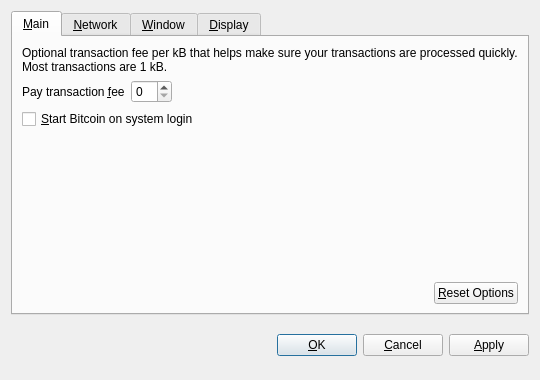
Before: the Qt Designer form src/qt/forms/optionsdialog.ui in ajtowns/bitcoin-deb, drawn with Qt 5.
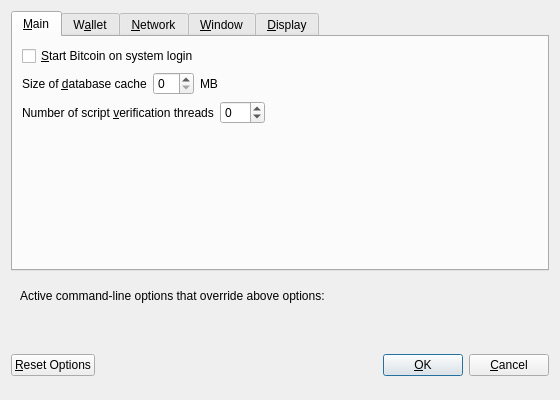
After: the same form once the commit is applied. Custom widgets are drawn as their Qt base class.

```diff
--- a/src/qt/forms/optionsdialog.ui
+++ b/src/qt/forms/optionsdialog.ui
@@ -6,8 +6,8 @@
    <rect>
     <x>0</x>
     <y>0</y>
-    <width>540</width>
-    <height>380</height>
+    <width>560</width>
+    <height>400</height>
    </rect>
   </property>
   <property name="windowTitle">
@@ -19,9 +19,6 @@
   <layout class="QVBoxLayout" name="verticalLayout">
    <item>
     <widget class="QTabWidget" name="tabWidget">
-     <property name="tabPosition">
-      <enum>QTabWidget::North</enum>
-     </property>
      <property name="currentIndex">
       <number>0</number>
      </property>
@@ -31,6 +28,122 @@
       </attribute>
       <layout class="QVBoxLayout" name="verticalLayout_Main">
        <item>
+        <widget class="QCheckBox" name="bitcoinAtStartup">
+         <property name="toolTip">
+          <string>Automatically start Bitcoin after logging in to the system.</string>
+         </property>
+         <property name="text">
+          <string>&amp;Start Bitcoin on system login</string>
+         </property>
+        </widget>
+       </item>
+       <item>
+        <layout class="QHBoxLayout" name="horizontalLayout_2_Main">
+         <item>
+          <widget class="QLabel" name="databaseCacheLabel">
+           <property name="text">
+            <string>Size of &amp;database cache</string>
+           </property>
+           <property name="textFormat">
+            <enum>Qt::PlainText</enum>
+           </property>
+           <property name="buddy">
+            <cstring>databaseCache</cstring>
+           </property>
+          </widget>
+         </item>
+         <item>
+          <widget class="QSpinBox" name="databaseCache"/>
+         </item>
+         <item>
+          <widget class="QLabel" name="databaseCacheUnitLabel">
+           <property name="text">
+            <string>MB</string>
+           </property>
+           <property name="textFormat">
+            <enum>Qt::PlainText</enum>
+           </property>
+          </widget>
+         </item>
+         <item>
+          <spacer name="horizontalSpacer_2_Main">
+           <property name="orientation">
+            <enum>Qt::Horizontal</enum>
+           </property>
+           <property name="sizeHint" stdset="0">
+            <size>
+             <width>40</width>
+             <height>20</height>
+            </size>
+           </property>
+          </spacer>
+         </item>
+        </layout>
+       </item>
+       <item>
+        <layout class="QHBoxLayout" name="horizontalLayout_3_Main">
+         <item>
+          <widget class="QLabel" name="threadsScriptVerifLabel">
+           <property name="text">
+            <string>Number of script &amp;verification threads</string>
+           </property>
+           <property name="textFormat">
+            <enum>Qt::PlainText</enum>
+           </property>
+           <property name="buddy">
+            <cstring>threadsScriptVerif</cstring>
+           </property>
+          </widget>
+         </item>
+         <item>
+          <widget class="QSpinBox" name="threadsScriptVerif">
+           <property name="toolTip">
+            <string>Set the number of script verification threads (up to 16, 0 = auto, &lt;0 = leave that many cores free, default: 0)</string>
+           </property>
+           <property name="minimum">
+            <number>-16</number>
+           </property>
+           <property name="maximum">
+            <number>16</number>
+           </property>
+          </widget>
+         </item>
+         <item>
+          <spacer name="horizontalSpacer_3_Main">
+           <property name="orientation">
+            <enum>Qt::Horizontal</enum>
+           </property>
+           <property name="sizeHint" stdset="0">
+            <size>
+             <width>40</width>
+             <height>20</height>
+            </size>
+           </property>
+          </spacer>
+         </item>
+        </layout>
+       </item>
+       <item>
+        <spacer name="verticalSpacer_Main">
+         <property name="orientation">
+          <enum>Qt::Vertical</enum>
+         </property>
+         <property name="sizeHint" stdset="0">
+          <size>
+           <width>20</width>
+           <height>40</height>
+          </size>
+         </property>
+        </spacer>
+       </item>
+      </layout>
+     </widget>
+     <widget class="QWidget" name="tabWallet">
+      <attribute name="title">
+       <string>W&amp;allet</string>
+      </attribute>
+      <layout class="QVBoxLayout" name="verticalLayout_Wallet">
+       <item>
         <widget class="QLabel" name="transactionFeeInfoLabel">
          <property name="text">
           <string>Optional transaction fee per kB that helps make sure your transactions are processed quickly. Most transactions are 1 kB.</string>
@@ -44,7 +157,7 @@
         </widget>
        </item>
        <item>
-        <layout class="QHBoxLayout" name="horizontalLayout_1_Main">
+        <layout class="QHBoxLayout" name="horizontalLayout_1_Wallet">
          <item>
           <widget class="QLabel" name="transactionFeeLabel">
            <property name="text">
@@ -77,17 +190,17 @@
         </layout>
        </item>
        <item>
-        <widget class="QCheckBox" name="bitcoinAtStartup">
-         <property name="toolTip">
-          <string>Automatically start Bitcoin after logging in to the system.</string>
+        <widget class="QLabel" name="spendZeroConfChangeInfoLabel">
+         <property name="text">
+          <string>If you disable the spending of unconfirmed change, the change from a transaction cannot be used until that transaction has at least one confirmation. This also affects how your balance is computed.</string>
          </property>
          <property name="text">
-          <string>&amp;Start Bitcoin on system login</string>
+          <string>&amp;Spend unconfirmed change (experts only)</string>
          </property>
         </widget>
        </item>
        <item>
-        <spacer name="verticalSpacer_Main">
+        <spacer name="verticalSpacer_Wallet">
          <property name="orientation">
           <enum>Qt::Vertical</enum>
          </property>
@@ -99,36 +212,6 @@
          </property>
         </spacer>
        </item>
-       <item>
-        <layout class="QHBoxLayout" name="horizontalLayout_2_Main">
-         <item>
-          <spacer name="horizontalSpacer_2_Main">
-           <property name="orientation">
-            <enum>Qt::Horizontal</enum>
-           </property>
-           <property name="sizeHint" stdset="0">
-            <size>
-             <width>40</width>
-             <height>20</height>
-            </size>
-           </property>
-          </spacer>
-         </item>
-         <item>
-          <widget class="QPushButton" name="resetButton">
-           <property name="toolTip">
-            <string>Reset all client options to default.</string>
-           </property>
-           <property name="text">
-            <string>&amp;Reset Options</string>
-           </property>
-           <property name="autoDefault">
-            <bool>false</bool>
-           </property>
-          </widget>
-         </item>
-        </layout>
-       </item>
       </layout>
      </widget>
      <widget class="QWidget" name="tabNetwork">
@@ -380,8 +463,67 @@
      </widget>
     </widget>
    </item>
+   <item>
+    <widget class="QFrame" name="frame">
+     <layout class="QVBoxLayout" name="verticalLayout_Bottom">
+      <item>
+       <layout class="QHBoxLayout" name="horizontalLayout_Bottom">
+        <item>
+         <widget class="QLabel" name="overriddenByCommandLineInfoLabel">
+          <property name="text">
+           <string>Active command-line options that override above options:</string>
+          </property>
+          <property name="textFormat">
+           <enum>Qt::PlainText</enum>
+          </property>
+         </widget>
+        </item>
+        <item>
+         <spacer name="horizontalSpacer_Bottom">
+          <property name="orientation">
+           <enum>Qt::Horizontal</enum>
+          </property>
+          <property name="sizeHint" stdset="0">
+           <size>
+            <width>40</width>
+            <height>20</height>
+           </size>
+          </property>
+         </spacer>
+        </item>
+       </layout>
+      </item>
+      <item>
+       <widget class="QLabel" name="overriddenByCommandLineLabel">
+        <property name="text">
+         <string/>
+        </property>
+        <property name="textFormat">
+         <enum>Qt::PlainText</enum>
+        </property>
+        <property name="wordWrap">
+         <bool>true</bool>
+        </property>
+       </widget>
+      </item>
+     </layout>
+    </widget>
+   </item>
    <item>
     <layout class="QHBoxLayout" name="horizontalLayout_Buttons">
+     <item>
+      <widget class="QPushButton" name="resetButton">
+       <property name="toolTip">
+        <string>Reset all client options to default.</string>
+       </property>
+       <property name="text">
+        <string>&amp;Reset Options</string>
+       </property>
+       <property name="autoDefault">
+        <bool>false</bool>
+       </property>
+      </widget>
+     </item>
      <item>
       <spacer name="horizontalSpacer_1">
        <property name="orientation">
@@ -397,6 +539,12 @@
      </item>
      <item>
       <widget class="QLabel" name="statusLabel">
+       <property name="minimumSize">
+        <size>
+         <width>200</width>
+         <height>0</height>
+        </size>
+       </property>
        <property name="font">
         <font>
          <weight>75</weight>
@@ -444,16 +592,6 @@
        </property>
       </widget>
      </item>
-     <item>
-      <widget class="QPushButton" name="applyButton">
-       <property name="text">
-        <string>&amp;Apply</string>
-       </property>
-       <property name="autoDefault">
-        <bool>false</bool>
-       </property>
-      </widget>
-     </item>
     </layout>
    </item>
   </layout>
@@ -461,19 +599,20 @@
  <customwidgets>
   <customwidget>
    <class>BitcoinAmountField</class>
-   <extends>QSpinBox</extends>
+   <extends>QLineEdit</extends>
    <header>bitcoinamountfield.h</header>
+   <container>1</container>
+  </customwidget>
+  <customwidget>
+   <class>QValidatedLineEdit</class>
+   <extends>QLineEdit</extends>
+   <header>qvalidatedlineedit.h</header>
   </customwidget>
   <customwidget>
    <class>QValueComboBox</class>
    <extends>QComboBox</extends>
    <header>qvaluecombobox.h</header>
   </customwidget>
-  <customwidget>
-   <class>QValidatedLineEdit</class>
-   <extends>QLineEdit</extends>
-   <header>qvalidatedlineedit.h</header>
-  </customwidget>
  </customwidgets>
  <resources/>
  <connections/>
```
Left out of the diff: 44 changed lines with no effect on the pictures.
